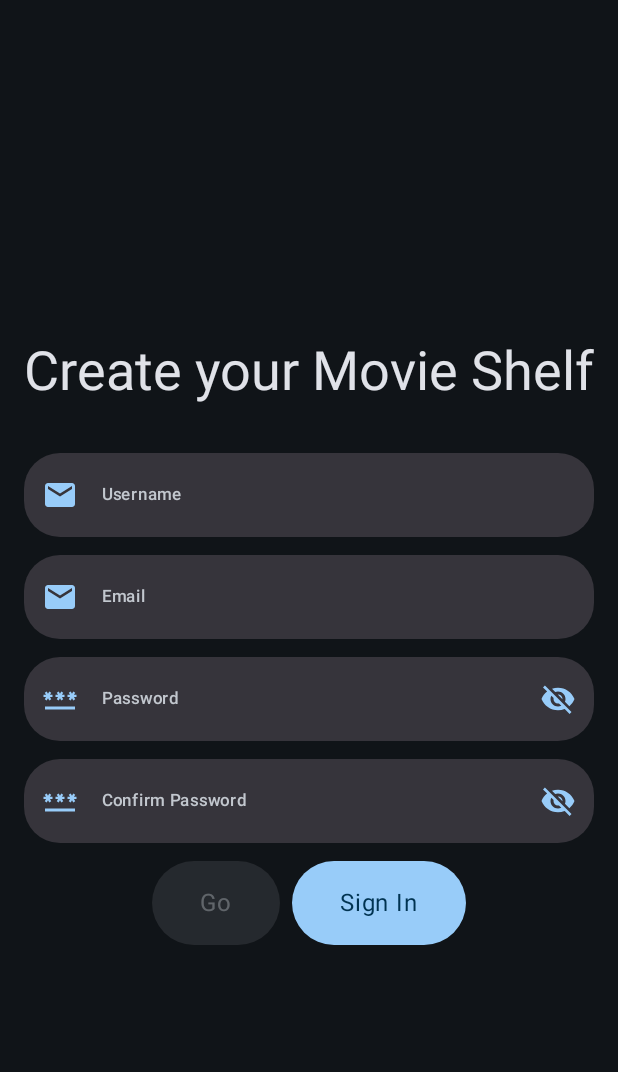
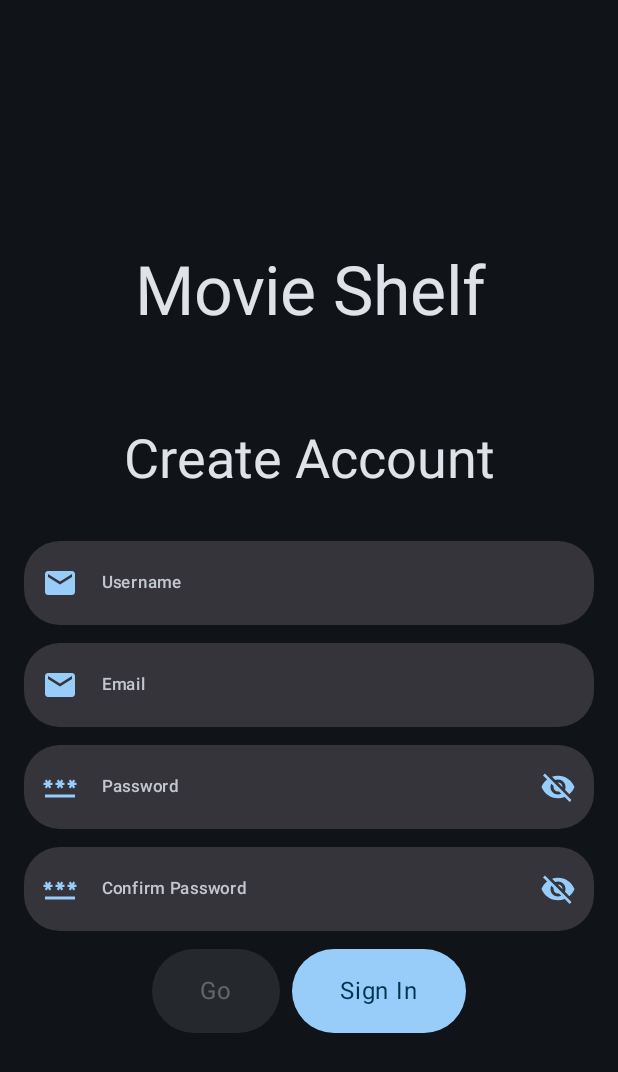
Before and after one commit to sarthak3004/Movie-Shelf, an Android app built with Jetpack Compose: the screen it shows after launch (MainActivity), after a tap on "Sign Up", on a phone screen of 412 x 824 dp. Shown: the top 1072 px of the screen. Run offline under Robolectric (Android 15) with nearby library versions, the phone set to English and light mode, and no system bars; our stand-ins replace Dagger/Hilt's generated code, Firebase (no records; nobody signed in at launch, a user with empty details on screens opened directly); pictures from the network do not load.

Commit message:
Made some cosmetic changes on login and signup screen.

```diff
--- a/app/src/main/java/com/sarthak/movieshelf/ui/CommonUIElements.kt
+++ b/app/src/main/java/com/sarthak/movieshelf/ui/CommonUIElements.kt
@@ -39,6 +39,7 @@ import androidx.compose.ui.layout.ContentScale
 import androidx.compose.ui.platform.LocalConfiguration
 import androidx.compose.ui.platform.LocalContext
 import androidx.compose.ui.text.font.FontWeight
+import androidx.compose.ui.text.input.ImeAction
 import androidx.compose.ui.text.input.KeyboardType
 import androidx.compose.ui.text.input.PasswordVisualTransformation
 import androidx.compose.ui.text.input.VisualTransformation
@@ -119,7 +120,12 @@ fun MoviePosterList(
 }
 
 @Composable
-fun EmailTextField(email: String, onEmailChange: (String) -> Unit, labelText: String, modifier: Modifier = Modifier) {
+fun EmailTextField(
+    email: String,
+    onEmailChange: (String) -> Unit,
+    labelText: String,
+    imeAction: ImeAction,
+    modifier: Modifier = Modifier) {
     TextField(
         value = email,
         onValueChange = onEmailChange,
@@ -129,6 +135,7 @@ fun EmailTextField(email: String, onEmailChange: (String) -> Unit, labelText: St
                 style = MaterialTheme.typography.labelSmall
             )
         },
+        singleLine = true,
         leadingIcon = {
             Icon(
                 imageVector = Icons.Default.Email,
@@ -136,6 +143,9 @@ fun EmailTextField(email: String, onEmailChange: (String) -> Unit, labelText: St
                 tint = MaterialTheme.colorScheme.primary
             )
         },
+        keyboardOptions = KeyboardOptions(
+            imeAction = imeAction
+        ),
         colors = TextFieldDefaults.colors(
             focusedIndicatorColor = Color.Transparent,
             unfocusedIndicatorColor = Color.Transparent
@@ -150,6 +160,7 @@ fun PasswordTextField(
     password: String,
     onPasswordChange: (String) -> Unit,
     labelText: String,
+    imeAction: ImeAction,
     modifier: Modifier = Modifier
 ) {
     var showPassword by remember { mutableStateOf(false) }
@@ -163,12 +174,17 @@ fun PasswordTextField(
                 style = MaterialTheme.typography.labelSmall,
             )
         },
+        singleLine = true,
         visualTransformation = if(showPassword) {
             VisualTransformation.None
         } else {
             passwordVisualTransformation
         },
-        keyboardOptions = KeyboardOptions(keyboardType = KeyboardType.Password),
+        keyboardOptions = KeyboardOptions(
+            keyboardType = KeyboardType.Password,
+            imeAction = imeAction
+        ),
+
         leadingIcon = {
             Icon(
                 imageVector = Icons.Default.Password,
--- a/app/src/main/java/com/sarthak/movieshelf/ui/home/HomeScreen.kt
+++ b/app/src/main/java/com/sarthak/movieshelf/ui/home/HomeScreen.kt
@@ -194,7 +194,11 @@ fun DrawerContentForNavSheet(username: String, onSignOutClick: () -> Unit, navCo
             onClick = {
                 selectedItem = 2
                 onSignOutClick()
-                navController.navigate(Route.LOGIN_SCREEN)
+                navController.navigate(Route.LOGIN_SCREEN) {
+                    popUpTo(Route.HOME_SCREEN) {
+                        inclusive = true
+                    }
+                }
             }
         )
     }
--- a/app/src/main/java/com/sarthak/movieshelf/ui/login/LoginScreen.kt
+++ b/app/src/main/java/com/sarthak/movieshelf/ui/login/LoginScreen.kt
@@ -15,6 +15,8 @@ import androidx.compose.runtime.collectAsState
 import androidx.compose.ui.Alignment
 import androidx.compose.ui.Modifier
 import androidx.compose.ui.graphics.Color
+import androidx.compose.ui.text.input.ImeAction
+import androidx.compose.ui.text.style.TextAlign
 import androidx.compose.ui.unit.dp
 import androidx.hilt.navigation.compose.hiltViewModel
 import androidx.navigation.NavController
@@ -41,14 +43,22 @@ fun LoginScreen(navController: NavController) {
         ) {
 
             Text(
-                text = "Login to your Movie Shelf",
+                text = "Movie Shelf",
+                style = MaterialTheme.typography.displayMedium,
+                textAlign = TextAlign.Center,
+                modifier = Modifier.padding(horizontal = 12.dp, vertical = 32.dp)
+            )
+            Text(
+                text = "Login",
                 style = MaterialTheme.typography.displaySmall,
+                textAlign = TextAlign.Center,
                 modifier = Modifier.padding(horizontal = 12.dp, vertical = 32.dp)
             )
             EmailTextField(
                 email = email,
                 onEmailChange = loginViewModel::onEmailChange,
                 labelText = "Email",
+                imeAction = ImeAction.Next,
                 modifier = Modifier
                     .fillMaxWidth()
                     .padding(
@@ -60,6 +70,7 @@ fun LoginScreen(navController: NavController) {
                 password = password,
                 onPasswordChange = loginViewModel::onPasswordChange,
                 labelText = "Password",
+                imeAction = ImeAction.Done,
                 modifier = Modifier
                     .fillMaxWidth()
                     .padding(
--- a/app/src/main/java/com/sarthak/movieshelf/ui/signup/SignUpScreen.kt
+++ b/app/src/main/java/com/sarthak/movieshelf/ui/signup/SignUpScreen.kt
@@ -8,6 +8,7 @@ import androidx.compose.foundation.layout.fillMaxSize
 import androidx.compose.foundation.layout.fillMaxWidth
 import androidx.compose.foundation.layout.padding
 import androidx.compose.foundation.shape.RoundedCornerShape
+import androidx.compose.foundation.text.KeyboardOptions
 import androidx.compose.material.icons.Icons
 import androidx.compose.material.icons.filled.Email
 import androidx.compose.material3.Button
@@ -22,6 +23,8 @@ import androidx.compose.runtime.collectAsState
 import androidx.compose.ui.Alignment
 import androidx.compose.ui.Modifier
 import androidx.compose.ui.graphics.Color
+import androidx.compose.ui.text.input.ImeAction
+import androidx.compose.ui.text.style.TextAlign
 import androidx.compose.ui.unit.dp
 import androidx.hilt.navigation.compose.hiltViewModel
 import androidx.navigation.NavController
@@ -51,8 +54,15 @@ fun SignUpScreen(navController: NavController) {
             ) {
 
                 Text(
-                    text = "Create your Movie Shelf",
+                    text = "Movie Shelf",
+                    style = MaterialTheme.typography.displayMedium,
+                    textAlign = TextAlign.Center,
+                    modifier = Modifier.padding(horizontal = 12.dp, vertical = 32.dp)
+                )
+                Text(
+                    text = "Create Account",
                     style = MaterialTheme.typography.displaySmall,
+                    textAlign = TextAlign.Center,
                     modifier = Modifier.padding(horizontal = 12.dp, vertical = 32.dp)
                 )
                 TextField(
@@ -76,6 +86,9 @@ fun SignUpScreen(navController: NavController) {
                         unfocusedIndicatorColor = Color.Transparent
                     ),
                     shape = RoundedCornerShape(24.dp),
+                    keyboardOptions = KeyboardOptions(
+                        imeAction = ImeAction.Next
+                    ),
                     modifier = Modifier
                         .fillMaxWidth()
                         .padding(
@@ -89,6 +102,7 @@ fun SignUpScreen(navController: NavController) {
                     email = email,
                     onEmailChange = signUpViewModel::onEmailChange,
                     labelText = "Email",
+                    imeAction = ImeAction.Next,
                     modifier = Modifier
                         .fillMaxWidth()
                         .padding(
@@ -101,6 +115,7 @@ fun SignUpScreen(navController: NavController) {
                     password = password,
                     onPasswordChange = signUpViewModel::onPasswordChange,
                     labelText = "Password",
+                    imeAction = ImeAction.Next,
                     modifier = Modifier
                         .fillMaxWidth()
                         .padding(
@@ -113,6 +128,7 @@ fun SignUpScreen(navController: NavController) {
                     password = repeatPassword,
                     onPasswordChange = signUpViewModel::onRepeatPasswordChange,
                     labelText = "Confirm Password",
+                    imeAction = ImeAction.Done,
                     modifier = Modifier
                         .fillMaxWidth()
                         .padding(
--- a/gradle.properties
+++ b/gradle.properties
@@ -21,4 +21,4 @@ kotlin.code.style=official
 # resources declared in the library itself and none from the library's dependencies,
 # thereby reducing the size of the R class for that library
 android.nonTransitiveRClass=true
-api_key = "7c84fa25b3e55814d4271cc160fa6c3b"
+api_key = "xxxx"
```
